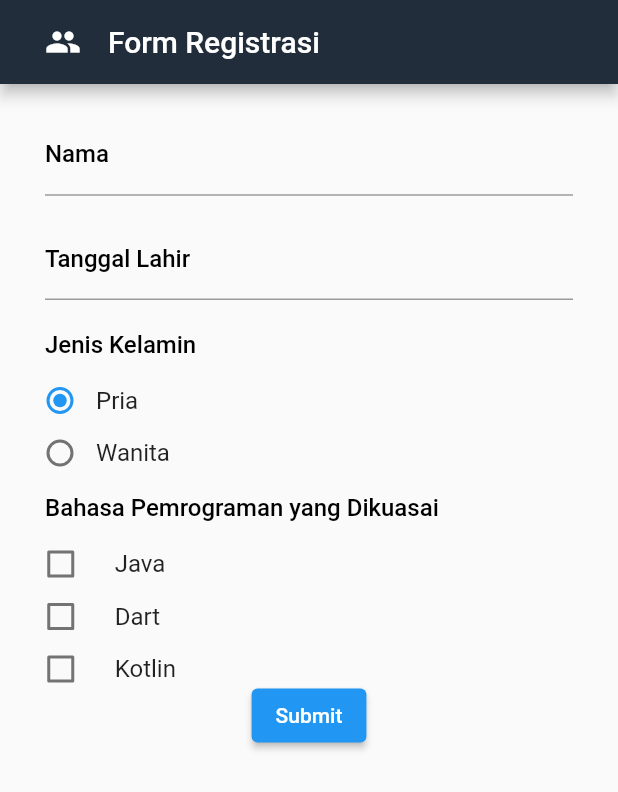
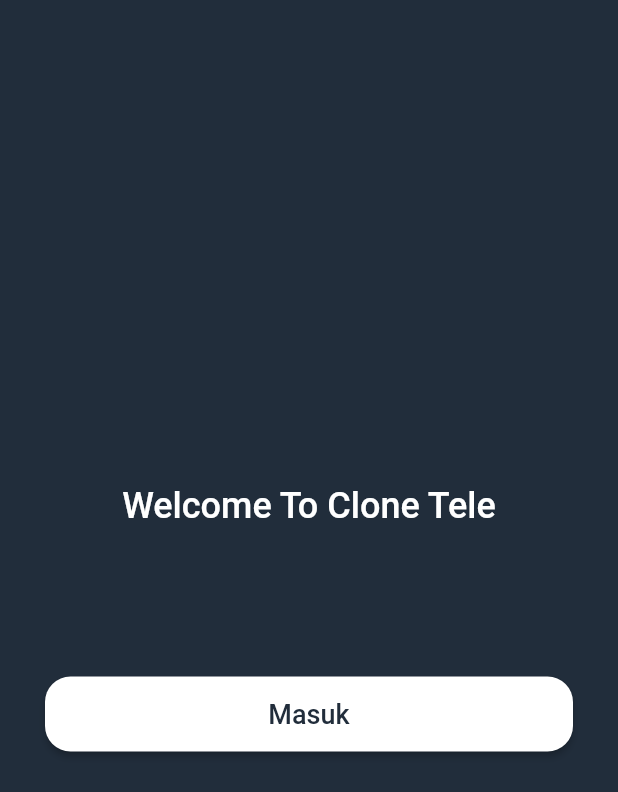
Before and after one commit to achyusuf10/clone_telegram, a Flutter app: the screen it shows after launch, on a phone screen of 412 x 824 dp. Shown: the top 792 px of the screen. Run offline on Flutter 3.47's test engine with Material 2 defaults, Android fonts, the light colour scheme and no system bars.

Commit message:
Update Tugas 4

```diff
--- a/lib/custom_font.dart
+++ b/lib/custom_font.dart
@@ -5,8 +5,6 @@ TextStyle mainText =
 
 TextStyle subText = TextStyle(
     color: Color(0xFFCECECE), fontWeight: FontWeight.w300, fontSize: 14);
-TextStyle subText2 = TextStyle(
-    color: Color(0xFFCECECE), fontWeight: FontWeight.w300, fontSize: 12);
 
 TextStyle plainText =
     TextStyle(color: Colors.black, fontWeight: FontWeight.w400, fontSize: 14);
--- a/lib/form.dart
+++ /dev/null
@@ -1,239 +0,0 @@
-import 'package:clone_tele/custom_font.dart';
-import 'package:flutter/material.dart';
-import 'package:intl/intl.dart';
-
-import 'models.dart';
-
-class MyForm extends StatefulWidget {
-  MyForm({Key? key}) : super(key: key);
-
-  @override
-  _MyFormState createState() => _MyFormState();
-}
-
-enum jenisKelamain { Pria, Wanita }
-jenisKelamain? _jk = jenisKelamain.Pria;
-String jkToString(jenisKelamain value) =>
-    value.toString().substring(value.toString().indexOf('.') + 1);
-String jkPilih = _jk.toString().substring(_jk.toString().indexOf('.') + 1);
-
-List isiChkBox = [];
-
-void ambilCheckBox() {
-  isiChkBox.clear();
-  for (var i = 0; i < itemCheckBox.length; i++) {
-    if (itemCheckBox[i].isCheck != false) {
-      isiChkBox.add(itemCheckBox[i].title!);
-    }
-  }
-}
-
-class _MyFormState extends State<MyForm> {
-  final snackBarSave = SnackBar(content: Text('Data berhasil disimpan'));
-  bool _isNameValidate = true;
-  bool _isDateValidate = true;
-  TextEditingController _nameController = TextEditingController();
-  TextEditingController _dateController = TextEditingController();
-  DateTime selectedDate = DateTime.now();
-
-  Widget _showDialog() {
-    return AlertDialog(
-      title: const Text('Check Data Kamu'),
-      content: Container(
-        height: 100,
-        child: Column(
-          crossAxisAlignment: CrossAxisAlignment.start,
-          children: [
-            Text("Nama : ${_nameController.text}"),
-            Text("Tanggal Lahir : ${_dateController.text}"),
-            Text("Jenis Kelamin : " + jkToString(_jk!)),
-            Text("Bahasa Pemrograman Yang dikuasai : " + isiChkBox.join(', ')),
-          ],
-        ),
-      ),
-      actions: <Widget>[
-        TextButton(
-          onPressed: () => Navigator.pop(context, 'Cancel'),
-          child: const Text('Cancel'),
-        ),
-        TextButton(
-          onPressed: () {
-            Navigator.pop(context, 'OK');
-            ScaffoldMessenger.of(context).showSnackBar(snackBarSave);
-          },
-          child: const Text('OK'),
-        ),
-      ],
-    );
-  }
-
-  void _selectDate() {
-    showDatePicker(
-      context: context,
-      initialDate: DateTime.now(),
-      firstDate: DateTime(1990),
-      lastDate: DateTime(2025),
-    ).then((value) => (value != null
-        ? setState(() {
-            selectedDate = value;
-            _dateController.text =
-                DateFormat('d/MMM/y').format(selectedDate).toString();
-            _isDateValidate = true;
-          })
-        : selectedDate = selectedDate));
-  }
-
-  void itemChange(bool val, int index) {
-    setState(() {
-      itemCheckBox[index].isCheck = val;
-    });
-  }
-
-  @override
-  Widget build(BuildContext context) {
-    return Scaffold(
-      appBar: AppBar(
-        backgroundColor: Color(0XFF212D3B),
-        leading: Padding(
-          padding: const EdgeInsets.only(left: 28),
-          child: Icon(Icons.people),
-        ),
-        title: Text('Form Registrasi'),
-      ),
-      body: SafeArea(
-        child: Column(
-          crossAxisAlignment: CrossAxisAlignment.start,
-          children: <Widget>[
-            Padding(
-              padding: const EdgeInsets.only(top: 20, left: 30, right: 30),
-              child: Column(
-                crossAxisAlignment: CrossAxisAlignment.start,
-                children: [
-                  TextField(
-                    style: plainText,
-                    controller: _nameController,
-                    decoration: InputDecoration(
-                      label: Text(
-                        'Nama',
-                        style: headerText,
-                      ),
-                      errorText:
-                          _isNameValidate ? null : 'Nama tidak boleh kosong',
-                    ),
-                    onChanged: (value) {
-                      setState(() {
-                        value.isEmpty
-                            ? _isNameValidate = false
-                            : _isNameValidate = true;
-                      });
-                    },
-                  ),
-                  SizedBox(height: 15),
-                  TextField(
-                    style: plainText,
-                    controller: _dateController,
-                    decoration: InputDecoration(
-                      label: Text(
-                        'Tanggal Lahir',
-                        style: headerText,
-                      ),
-                      errorText:
-                          _isDateValidate ? null : 'Pilih Tanggal Lahir Kamu',
-                    ),
-                    readOnly: true,
-                    onTap: () {
-                      _selectDate();
-                    },
-                    onChanged: (value) {
-                      setState(() {
-                        value.isEmpty
-                            ? _isDateValidate = false
-                            : _isDateValidate = true;
-                      });
-                    },
-                  ),
-                  SizedBox(height: 20),
-                  Text(
-                    'Jenis Kelamin',
-                    style: headerText,
-                  )
-                ],
-              ),
-            ),
-            ListView.builder(
-              itemExtent: 35,
-              shrinkWrap: true,
-              itemCount: 2,
-              itemBuilder: (BuildContext context, int index) {
-                return Container(
-                  child: ListTile(
-                    horizontalTitleGap: 0,
-                    title: Text(jkToString(jenisKelamain.values[index])),
-                    leading: Radio<jenisKelamain>(
-                      value: jenisKelamain.values[index],
-                      groupValue: _jk,
-                      onChanged: (jenisKelamain? value) {
-                        setState(() {
-                          _jk = value;
-                        });
-                      },
-                    ),
-                  ),
-                );
-              },
-            ),
-            Padding(
-              padding: const EdgeInsets.only(top: 20, left: 30),
-              child: Text(
-                'Bahasa Pemrograman yang Dikuasai',
-                style: headerText,
-              ),
-            ),
-            ListView.builder(
-              itemExtent: 35,
-              shrinkWrap: true,
-              itemCount: itemCheckBox.length,
-              itemBuilder: (BuildContext context, int index) {
-                return Container(
-                  padding: EdgeInsets.only(left: 4.5),
-                  child: CheckboxListTile(
-                    value: itemCheckBox[index].isCheck,
-                    controlAffinity: ListTileControlAffinity.leading,
-                    title: Text(
-                      itemCheckBox[index].title!,
-                    ),
-                    onChanged: (bool? val) {
-                      itemChange(val!, index);
-                    },
-                  ),
-                );
-              },
-            ),
-            Center(
-              child: ElevatedButton(
-                onPressed: () {
-                  setState(() {
-                    _nameController.text.isEmpty
-                        ? _isNameValidate = false
-                        : _isNameValidate = true;
-                    _dateController.text.isEmpty
-                        ? _isDateValidate = false
-                        : _isDateValidate = true;
-                  });
-                  if (_isDateValidate && _isNameValidate) {
-                    ambilCheckBox();
-                    showDialog<String>(
-                      context: context,
-                      builder: (BuildContext context) => _showDialog(),
-                    );
-                  }
-                },
-                child: Text('Submit'),
-              ),
-            )
-          ],
-        ),
-      ),
-    );
-  }
-}
--- a/lib/main.dart
+++ b/lib/main.dart
@@ -1,7 +1,8 @@
-import 'package:clone_tele/form.dart';
+import 'package:clone_tele/pages/form.dart';
+import 'package:clone_tele/pages/splash_screen.dart';
 import 'package:flutter/material.dart';
 import 'package:flutter/services.dart';
-import 'home_page.dart';
+import 'pages/home_page.dart';
 
 void main() => runApp(MyApp());
 
@@ -12,7 +13,7 @@ class MyApp extends StatelessWidget {
   Widget build(BuildContext context) {
     return MaterialApp(
       debugShowCheckedModeBanner: false,
-      home: MyForm(),
+      home: SplashScreen(),
     );
   }
 }
--- /dev/null
+++ b/lib/pages/splash_screen.dart
@@ -0,0 +1,59 @@
+import 'package:clone_tele/custom_font.dart';
+import 'package:clone_tele/pages/home_page.dart';
+import 'package:flutter/material.dart';
+
+class SplashScreen extends StatelessWidget {
+  const SplashScreen({Key? key}) : super(key: key);
+
+  @override
+  Widget build(BuildContext context) {
+    return Scaffold(
+      backgroundColor: Color(0XFF212D3B),
+      body: Center(
+        child: Column(
+          mainAxisAlignment: MainAxisAlignment.center,
+          children: [
+            Text(
+              'Welcome To Clone Tele',
+              style: mainText.copyWith(fontSize: 24),
+              maxLines: 2,
+              overflow: TextOverflow.ellipsis,
+              textAlign: TextAlign.center,
+            ),
+            SizedBox(
+              height: 100,
+            ),
+            SizedBox(
+              height: 50,
+              width: MediaQuery.of(context).size.width - 2 * 30,
+              child: ElevatedButton(
+                child: Text(
+                  'Masuk',
+                  style: mainText.copyWith(
+                    color: Color(0XFF212D3B),
+                    fontSize: 18,
+                  ),
+                ),
+                onPressed: () {
+                  Navigator.pushReplacement(
+                    context,
+                    MaterialPageRoute(
+                      builder: (context) => HomePage(),
+                    ),
+                  );
+                },
+                style: ElevatedButton.styleFrom(
+                  primary: Colors.white,
+                  onPrimary: Color(0XFF212D3B),
+                  shape: RoundedRectangleBorder(
+                    borderRadius: BorderRadius.circular(17),
+                  ),
+                ),
+              ),
+            )
+          ],
+        ),
+      ),
+    );
+  }
+}
```
Also changed, not shown: lib/models.dart (+23 -18 lines), lib/pages/form.dart (added, +123 -0 lines), lib/pages/home_page.dart (renamed from lib/home_page.dart, +43 -11 lines), lib/view/custom_alert_dialog.dart (added, +40 -0 lines), lib/view/drawer_dark.dart (renamed from lib/drawer_dark.dart, +6 -2 lines).
